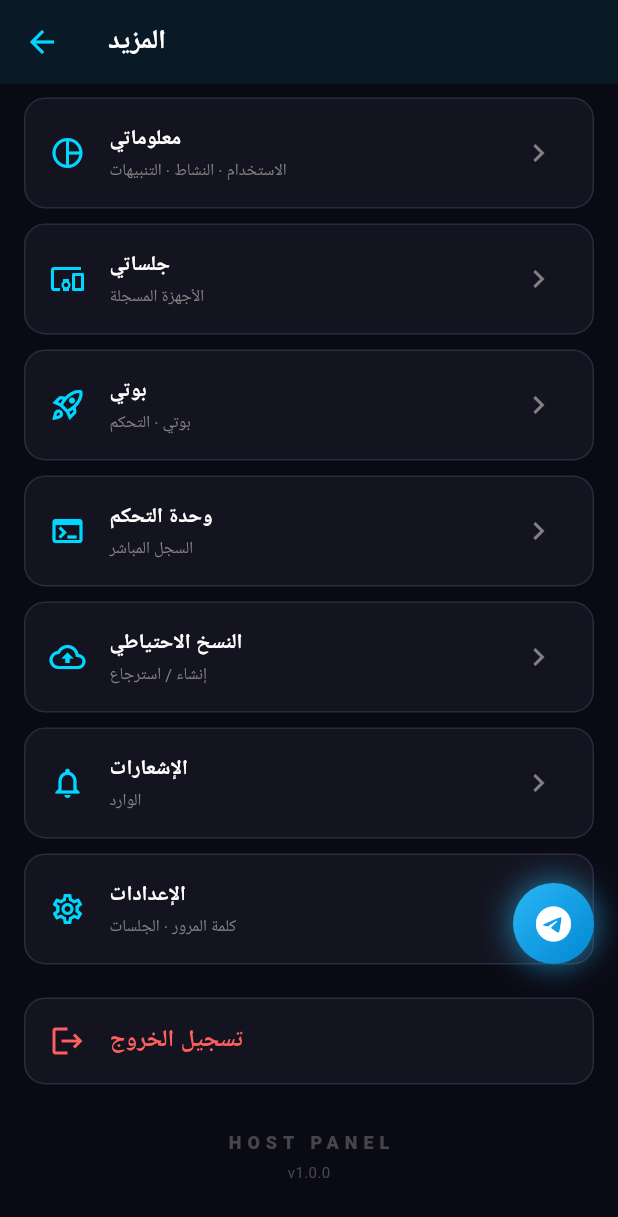
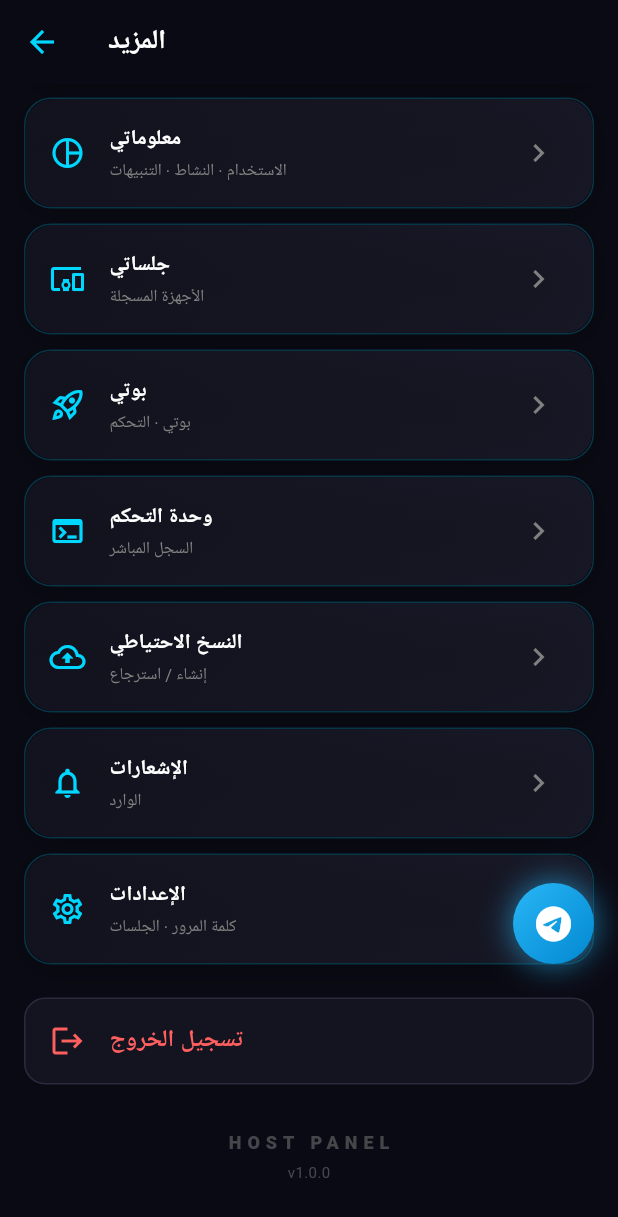
Before and after one commit to Alaa537/hosting, a Flutter app: the MoreScreen screen opened directly, scrolled down 205 dp, on a phone screen of 412 x 824 dp. Shown: the top 1217 px of the screen. Run offline on Flutter 3.47's test engine with Material 3 defaults, Android fonts, the phone set to English and light mode, and no system bars; our stand-ins replace device_info_plus, file_picker, flutter_animate, flutter_highlight, flutter_secure_storage, flutter_slidable and 3 more; accounts and stored records are empty; Roboto replaces fonts that are missing (Cairo).

Commit message:
feat(ui): apply glass cards, skeletons, empty states, gradient buttons to all screens

```diff
--- a/lib/screens/more_screen.dart
+++ b/lib/screens/more_screen.dart
@@ -3,6 +3,7 @@ import 'package:provider/provider.dart';
 import '../providers/auth_provider.dart';
 import '../utils/constants.dart';
 import '../widgets/dialogs.dart';
+import '../widgets/glass_card.dart';
 import 'profile_screen.dart';
 import 'backups_screen.dart';
 import 'notifications_screen.dart';
@@ -150,21 +151,20 @@ class MoreScreen extends StatelessWidget {
 
   Widget _tile(BuildContext ctx, IconData ic, String title, String sub,
       VoidCallback onTap, {bool accent = false}) {
-    return Container(
-      margin: const EdgeInsets.only(bottom: 10),
-      decoration: BoxDecoration(
-        color: C.surface,
-        borderRadius: BorderRadius.circular(14),
-        border: Border.all(color: accent
-            ? C.accent.withValues(alpha: .4) : C.border),
-      ),
-      child: ListTile(
-        leading: Icon(ic, color: accent ? C.accent : C.primary),
-        title: Text(title,
-            style: const TextStyle(fontWeight: FontWeight.w700, fontSize: 14)),
-        subtitle: Text(sub, style: const TextStyle(color: C.muted, fontSize: 11)),
-        trailing: const Icon(Icons.chevron_right, color: C.muted),
+    return Padding(
+      padding: const EdgeInsets.only(bottom: 10),
+      child: GlassCard(
+        accent: accent ? C.accent : C.primary,
+        padding: EdgeInsets.zero,
         onTap: onTap,
+        child: ListTile(
+          leading: Icon(ic, color: accent ? C.accent : C.primary),
+          title: Text(title,
+              style: const TextStyle(fontWeight: FontWeight.w700, fontSize: 14)),
+          subtitle: Text(sub,
+              style: const TextStyle(color: C.muted, fontSize: 11)),
+          trailing: const Icon(Icons.chevron_right, color: C.muted),
+        ),
       ),
     );
   }
--- /dev/null
+++ b/lib/widgets/glass_card.dart
@@ -0,0 +1,86 @@
+import 'dart:ui';
+import 'package:flutter/material.dart';
+import '../utils/constants.dart';
+
+/// Glassmorphism card with blur, subtle border, and inner glow.
+class GlassCard extends StatelessWidget {
+  final Widget child;
+  final EdgeInsets padding;
+  final Color? accent;
+  final double blur;
+  final double radius;
+  final VoidCallback? onTap;
+  final bool glow;
+
+  const GlassCard({
+    super.key,
+    required this.child,
+    this.padding = const EdgeInsets.all(16),
+    this.accent,
+    this.blur = 18,
+    this.radius = 18,
+    this.onTap,
+    this.glow = false,
+  });
+
+  @override
+  Widget build(BuildContext context) {
+    final a = accent ?? C.primary;
+    final box = Container(
+      decoration: BoxDecoration(
+        borderRadius: BorderRadius.circular(radius),
+        border: Border.all(color: a.withValues(alpha: .22), width: 1),
+        boxShadow: glow
+            ? [
+                BoxShadow(
+                    color: a.withValues(alpha: .28),
+                    blurRadius: 24,
+                    spreadRadius: 1),
+                BoxShadow(
+                    color: a.withValues(alpha: .10),
+                    blurRadius: 48,
+                    spreadRadius: 4),
+              ]
+            : [
+                BoxShadow(
+                    color: Colors.black.withValues(alpha: .25),
+                    blurRadius: 12,
+                    offset: const Offset(0, 4)),
+              ],
+      ),
+      child: ClipRRect(
+        borderRadius: BorderRadius.circular(radius),
+        child: BackdropFilter(
+          filter: ImageFilter.blur(sigmaX: blur, sigmaY: blur),
+          child: Container(
+            padding: padding,
+            decoration: BoxDecoration(
+              gradient: LinearGradient(
+                colors: [
+                  C.surface.withValues(alpha: .85),
+                  C.surfaceHi.withValues(alpha: .65),
+                ],
+                begin: Alignment.topLeft,
+                end: Alignment.bottomRight,
+              ),
+              borderRadius: BorderRadius.circular(radius),
+            ),
+            child: child,
+          ),
+        ),
+      ),
+    );
+
+    if (onTap == null) return box;
+    return Material(
+      color: Colors.transparent,
+      child: InkWell(
+        onTap: onTap,
+        borderRadius: BorderRadius.circular(radius),
+        splashColor: a.withValues(alpha: .15),
+        highlightColor: a.withValues(alpha: .06),
+        child: box,
+      ),
+    );
+  }
+}
```
Also changed, not shown: lib/screens/app_screen.dart (+8 -6 lines), lib/screens/dashboard_screen.dart (+9 -9 lines), lib/screens/files_screen.dart (+12 -18 lines), lib/screens/home_shell.dart (+69 -37 lines), lib/screens/server_screen.dart (+13 -10 lines), lib/theme/app_theme.dart (+21 -5 lines), lib/widgets/app_toast.dart (added, +56 -0 lines), lib/widgets/empty_state.dart (added, +82 -0 lines), lib/widgets/gradient_button.dart (added, +123 -0 lines), lib/widgets/pulse_icon.dart (added, +64 -0 lines), lib/widgets/skeleton.dart (added, +65 -0 lines).
